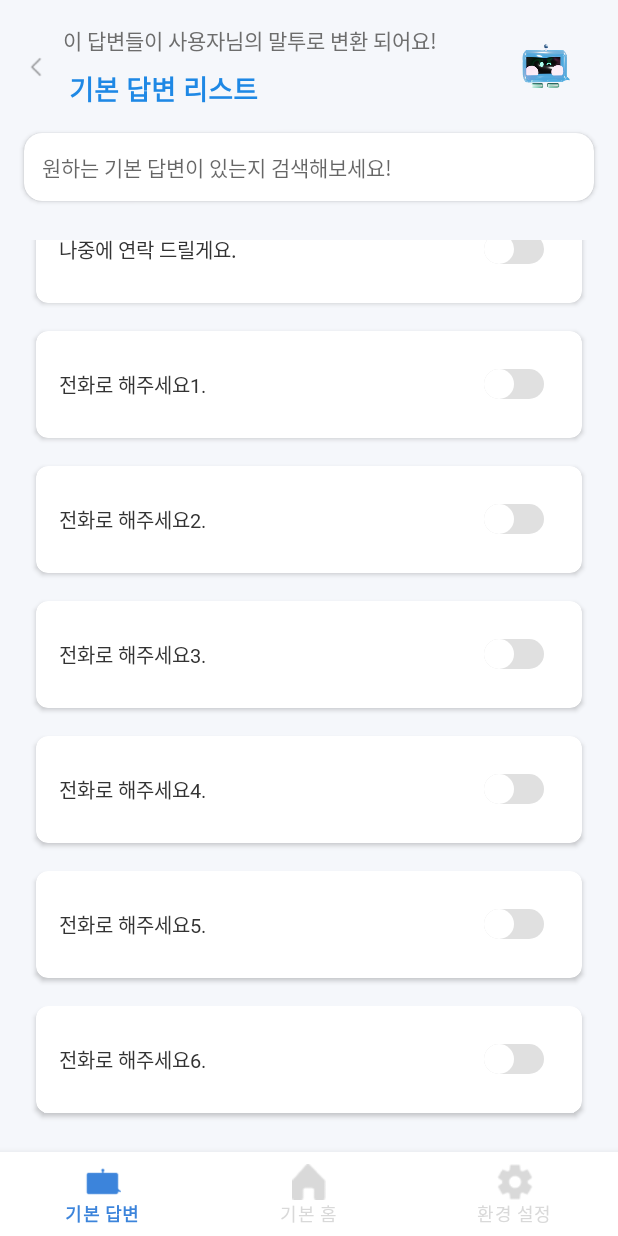
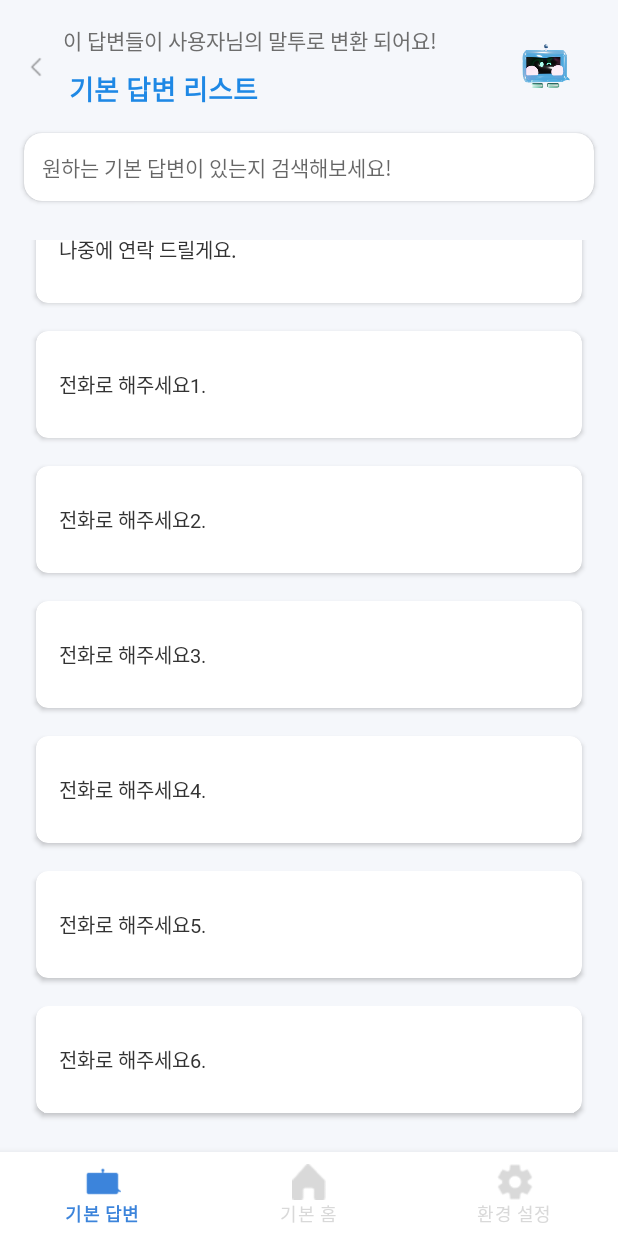
Before and after one commit to Itsme-Team/ItsMe_App, an Android app built with Jetpack Compose: the DefaultRepliesActivity screen opened directly, with no data from a screen before it, scrolled down 396 dp, on a phone screen of 412 x 824 dp. Run offline under Robolectric (Android 15) with nearby library versions, the phone set to English and light mode, and no system bars.

Commit message:
refactor:토글 삭제

```diff
--- a/itsme_mobile/app/src/main/java/com/project/kakao_login/DefaultRepliesActivity.kt
+++ b/itsme_mobile/app/src/main/java/com/project/kakao_login/DefaultRepliesActivity.kt
@@ -50,9 +50,7 @@ class DefaultRepliesActivity : AppCompatActivity() {
         // RecyclerView 설정
         recyclerView = findViewById(R.id.recyclerViewDefaultReplies)
         recyclerView.layoutManager = LinearLayoutManager(this)
-        adapter = ToggleListAdapter(items) { item, isChecked ->
-            println("Item: ${item.text}, Checked: $isChecked")
-        }
+        adapter = ToggleListAdapter(items)
         recyclerView.adapter = adapter
 
         // SpacingItemDecoration 추가
--- a/itsme_mobile/app/src/main/java/com/project/kakao_login/ToggleListAdapter.kt
+++ b/itsme_mobile/app/src/main/java/com/project/kakao_login/ToggleListAdapter.kt
@@ -8,15 +8,13 @@ import android.widget.TextView
 import androidx.recyclerview.widget.RecyclerView
 
 class ToggleListAdapter(
-    private val originalItems: MutableList<ToggleItem>, // 원본 데이터를 MutableList로 관리
-    private val onToggleChanged: (ToggleItem, Boolean) -> Unit
+    private val originalItems: MutableList<ToggleItem> // 원본 데이터를 MutableList로 관리
 ) : RecyclerView.Adapter<ToggleListAdapter.ToggleViewHolder>() {
 
     private var filteredItems: MutableList<ToggleItem> = originalItems.toMutableList() // 필터된 데이터도 MutableList로 관리
 
     class ToggleViewHolder(itemView: View) : RecyclerView.ViewHolder(itemView) {
         val itemText: TextView = itemView.findViewById(R.id.itemText)
-        val itemSwitch: Switch = itemView.findViewById(R.id.itemSwitch)
     }
 
     override fun onCreateViewHolder(parent: ViewGroup, viewType: Int): ToggleViewHolder {
@@ -28,14 +26,8 @@ class ToggleListAdapter(
     override fun onBindViewHolder(holder: ToggleViewHolder, position: Int) {
         val item = filteredItems[position]
         holder.itemText.text = item.text
-        holder.itemSwitch.isChecked = item.isChecked
+    }
 
-        // 스위치 상태 변경 이벤트 처리
-        holder.itemSwitch.setOnCheckedChangeListener { _, isChecked ->
-            item.isChecked = isChecked
-            onToggleChanged(item, isChecked)
-        }
-    }
 
     override fun getItemCount(): Int = filteredItems.size
 
--- a/itsme_mobile/app/src/main/res/layout/item_toggle_list.xml
+++ b/itsme_mobile/app/src/main/res/layout/item_toggle_list.xml
@@ -28,13 +28,6 @@
             android:textColor="#333333" />
 
         <!-- 토글 스위치 -->
-        <Switch
-            android:id="@+id/itemSwitch"
-            android:layout_width="wrap_content"
-            android:layout_height="wrap_content"
-            android:thumb="@drawable/switch_thumb"
-            android:track="@drawable/switch_track"
-            android:splitTrack="false" />
 
     </LinearLayout>
 </androidx.cardview.widget.CardView>
```
